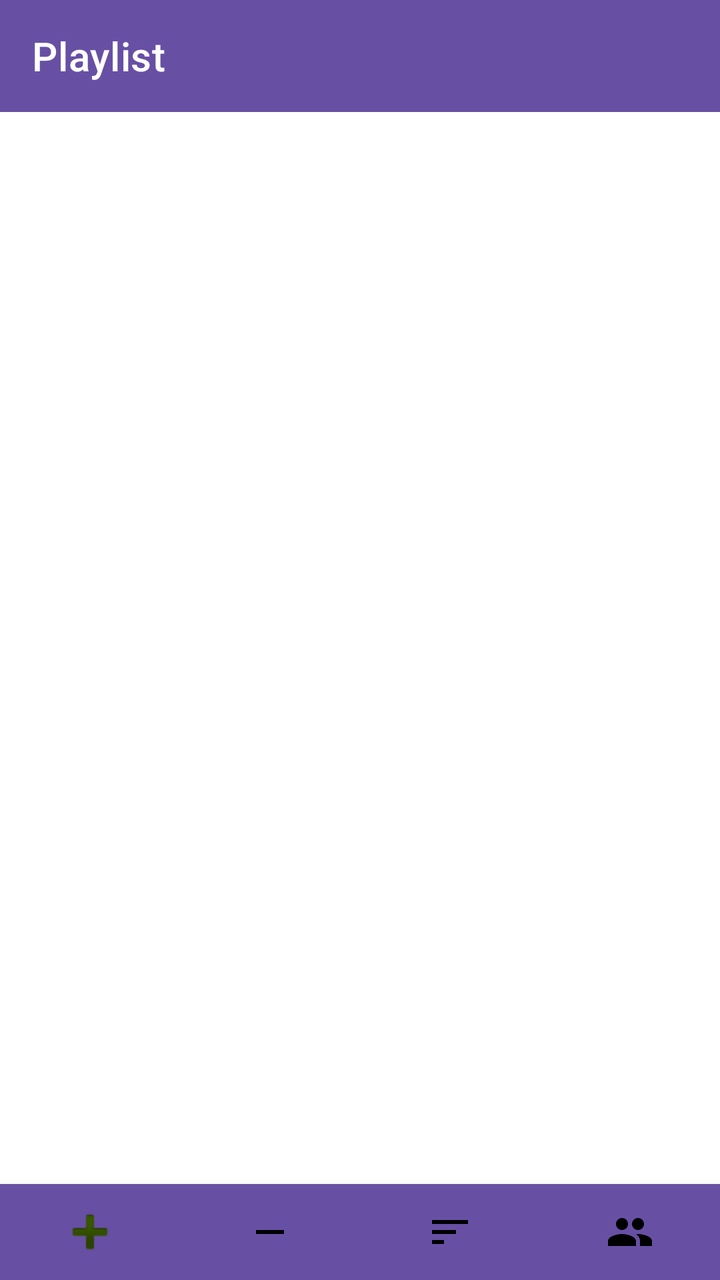
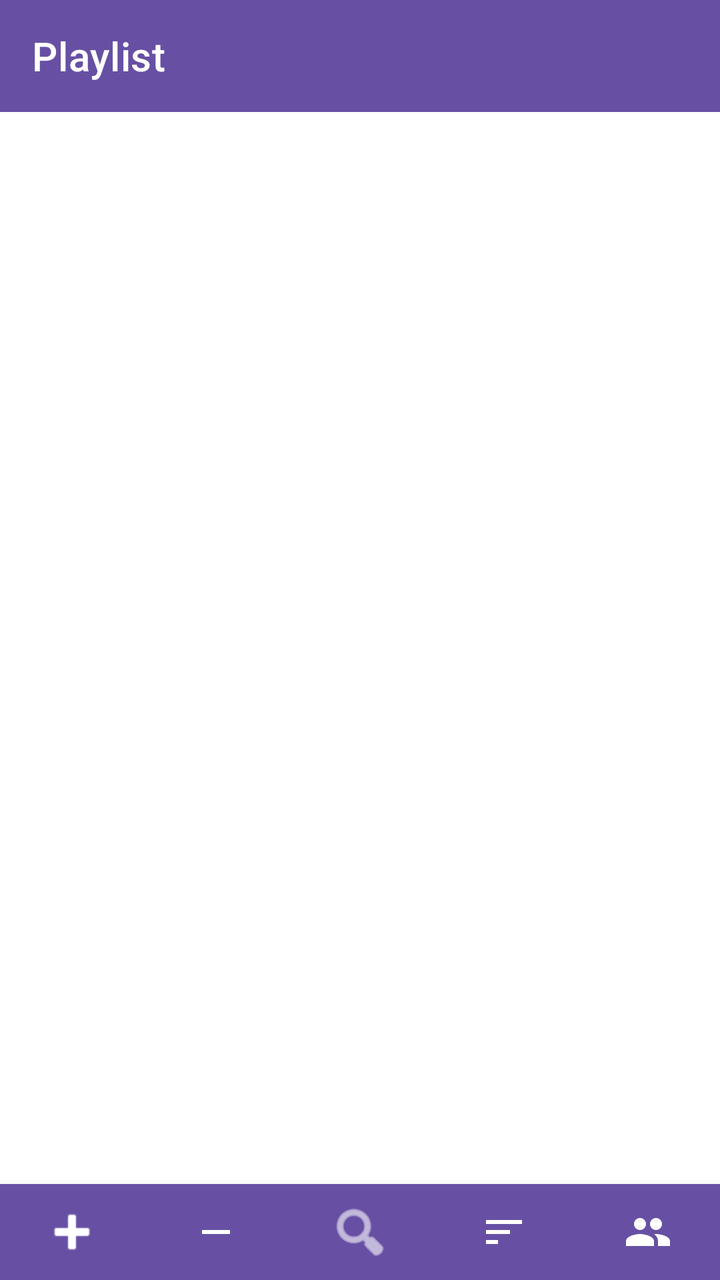

The first picture is an Android layout as it rendered before a commit; the second is the same layout after the commit. The layout source and the unified diff follow.
<!-- AndroidManifest.xml: application theme Theme.LibreAmp -->
<!-- res/layout/fragment_playlist.xml -->
<?xml version="1.0" encoding="utf-8"?>
<LinearLayout xmlns:android="http://schemas.android.com/apk/res/android"
    xmlns:app="http://schemas.android.com/apk/res-auto"
    android:layout_width="match_parent"
    android:layout_height="match_parent"
    android:orientation="vertical">

    <androidx.appcompat.widget.Toolbar
        android:id="@+id/toolbar"
        android:layout_width="match_parent"
        android:layout_height="?attr/actionBarSize"
        android:background="?attr/colorPrimary"
        app:title="@string/tab_playlist"
        app:titleTextColor="@android:color/white" />

    <androidx.recyclerview.widget.RecyclerView
        android:id="@+id/recycler_playlist"
        android:layout_width="match_parent"
        android:layout_height="0dp"
        android:layout_weight="1"
        android:clipToPadding="false" />

    <LinearLayout
        android:id="@+id/bottom_bar"
        android:layout_width="match_parent"
        android:layout_height="wrap_content"
        android:orientation="vertical"
        android:background="?attr/colorPrimary"
        android:elevation="8dp">

        <LinearLayout
            android:layout_width="match_parent"
            android:layout_height="wrap_content"
            android:orientation="horizontal">

            <ImageButton
                android:id="@+id/btn_add"
                android:layout_width="0dp"
                android:layout_height="48dp"
                android:layout_weight="1"
                android:background="?attr/selectableItemBackgroundBorderless"
                android:contentDescription="@string/action_add_files"
                android:padding="12dp"
                android:src="@android:drawable/ic_input_add"
                android:tint="@color/bottom_bar_icon_tint" />

            <ImageButton
                android:id="@+id/btn_remove"
                android:layout_width="0dp"
                android:layout_height="48dp"
                android:layout_weight="1"
                android:background="?attr/selectableItemBackgroundBorderless"
                android:contentDescription="@string/action_remove_mode"
                android:padding="12dp"
                android:src="@drawable/ic_remove"
                android:tint="@color/bottom_bar_icon_tint" />

            <ImageButton
                android:id="@+id/btn_sort"
                android:layout_width="0dp"
                android:layout_height="48dp"
                android:layout_weight="1"
                android:background="?attr/selectableItemBackgroundBorderless"
                android:contentDescription="@string/action_sort"
                android:padding="12dp"
                android:src="@drawable/ic_sort"
                android:tint="@color/bottom_bar_icon_tint" />

            <ImageButton
                android:id="@+id/btn_group"
                android:layout_width="0dp"
                android:layout_height="48dp"
                android:layout_weight="1"
                android:background="?attr/selectableItemBackgroundBorderless"
                android:contentDescription="@string/action_group"
                android:padding="12dp"
                android:src="@drawable/ic_group"
                android:tint="@color/bottom_bar_icon_tint" />

        </LinearLayout>

        <LinearLayout
            android:id="@+id/row_sort_by"
            android:layout_width="match_parent"
            android:layout_height="wrap_content"
            android:orientation="horizontal"
            android:gravity="center_vertical"
            android:paddingStart="16dp"
            android:paddingEnd="16dp"
            android:paddingBottom="10dp"
            android:visibility="gone">

            <TextView
                android:layout_width="wrap_content"
                android:layout_height="wrap_content"
                android:text="@string/hint_sort_by"
                android:textColor="@android:color/white" />

            <Spinner
                android:id="@+id/spinner_sort_by"
                android:layout_width="0dp"
                android:layout_height="wrap_content"
                android:layout_weight="1"
                android:layout_marginStart="8dp" />

        </LinearLayout>

        <LinearLayout
            android:id="@+id/row_group_by"
            android:layout_width="match_parent"
            android:layout_height="wrap_content"
            android:orientation="horizontal"
            android:gravity="center_vertical"
            android:paddingStart="16dp"
            android:paddingEnd="16dp"
            android:paddingBottom="10dp"
            android:visibility="gone">

            <TextView
                android:layout_width="wrap_content"
                android:layout_height="wrap_content"
                android:text="@string/hint_group_by"
                android:textColor="@android:color/white" />

            <Spinner
                android:id="@+id/spinner_group_by"
                android:layout_width="0dp"
                android:layout_height="wrap_content"
                android:layout_weight="1"
                android:layout_marginStart="8dp" />

        </LinearLayout>

    </LinearLayout>

</LinearLayout>
<!-- resources referenced by this layout -->
<resources>
  <!-- drawable ic_group (drawable) -->
  <?xml version="1.0" encoding="utf-8"?>
  <vector xmlns:android="http://schemas.android.com/apk/res/android"
      android:width="24dp"
      android:height="24dp"
      android:viewportWidth="24"
      android:viewportHeight="24">
      <path
          android:fillColor="#FF000000"
          android:pathData="M16,11c1.66,0 2.99,-1.34 2.99,-3S17.66,5 16,5c-1.66,0 -3,1.34 -3,3s1.34,3 3,3zM8,11c1.66,0 2.99,-1.34 2.99,-3S9.66,5 8,5C6.34,5 5,6.34 5,8s1.34,3 3,3zM8,13c-2.33,0 -7,1.17 -7,3.5L1,19h14v-2.5C15,14.17 10.33,13 8,13zM16,13c-0.29,0 -0.62,0.02 -0.97,0.05 1.16,0.84 1.97,1.97 1.97,3.45L17,19h6v-2.5C23,14.17 18.33,13 16,13z" />
  </vector>
  <!-- drawable ic_remove (drawable) -->
  <?xml version="1.0" encoding="utf-8"?>
  <vector xmlns:android="http://schemas.android.com/apk/res/android"
      android:width="24dp"
      android:height="24dp"
      android:viewportWidth="24"
      android:viewportHeight="24">
      <path
          android:fillColor="#FF000000"
          android:pathData="M19,13H5v-2h14v2z" />
  </vector>
  <!-- drawable ic_sort (drawable) -->
  <?xml version="1.0" encoding="utf-8"?>
  <vector xmlns:android="http://schemas.android.com/apk/res/android"
      android:width="24dp"
      android:height="24dp"
      android:viewportWidth="24"
      android:viewportHeight="24">
      <path
          android:fillColor="#FF000000"
          android:pathData="M3,18h6v-2H3v2zM3,6v2h18V6H3zM3,13h12v-2H3v2z" />
  </vector>
  <string name="action_add_files">Add files</string>
  <string name="action_group">Group</string>
  <string name="action_remove_mode">Remove</string>
  <string name="action_sort">Sort</string>
  <string name="hint_group_by">Group by:</string>
  <string name="hint_sort_by">Sort by:</string>
  <string name="tab_playlist">Playlist</string>
  <style name="Theme.LibreAmp" parent="Theme.MaterialComponents.DayNight.NoActionBar">
          <item name="colorPrimary">#6750A4</item>
          <item name="colorPrimaryDark">#4F378B</item>
          <item name="colorAccent">#D0BCFF</item>
      </style>
</resources>

<!-- the commit's change to res/layout/fragment_playlist.xml (unified diff, before → after) -->
@@ -13,123 +13,115 @@
         app:title="@string/tab_playlist"
         app:titleTextColor="@android:color/white" />
 
+    <LinearLayout
+        android:id="@+id/row_search"
+        android:layout_width="match_parent"
+        android:layout_height="wrap_content"
+        android:background="?attr/colorPrimary"
+        android:gravity="center_vertical"
+        android:orientation="horizontal"
+        android:paddingStart="16dp"
+        android:paddingEnd="8dp"
+        android:paddingBottom="8dp"
+        android:visibility="gone">
+
+        <EditText
+            android:id="@+id/edit_search"
+            android:layout_width="0dp"
+            android:layout_height="wrap_content"
+            android:layout_weight="1"
+            android:hint="@string/search_hint"
+            android:imeOptions="actionSearch"
+            android:inputType="text"
+            android:maxLines="1"
+            android:textColor="@android:color/white"
+            android:textColorHint="#99FFFFFF"
+            android:importantForAutofill="no" />
+
+        <ImageButton
+            android:id="@+id/btn_close_search"
+            android:layout_width="40dp"
+            android:layout_height="40dp"
+            android:background="?attr/selectableItemBackgroundBorderless"
+            android:contentDescription="@string/action_close_search"
+            android:src="@android:drawable/ic_menu_close_clear_cancel"
+            android:tint="@android:color/white" />
+    </LinearLayout>
+
     <androidx.recyclerview.widget.RecyclerView
         android:id="@+id/recycler_playlist"
         android:layout_width="match_parent"
         android:layout_height="0dp"
         android:layout_weight="1"
-        android:clipToPadding="false" />
+        android:clipToPadding="false"
+        app:fastScrollEnabled="true"
+        app:fastScrollHorizontalThumbDrawable="@drawable/fast_scroll_thumb"
+        app:fastScrollHorizontalTrackDrawable="@drawable/fast_scroll_track"
+        app:fastScrollVerticalThumbDrawable="@drawable/fast_scroll_thumb"
+        app:fastScrollVerticalTrackDrawable="@drawable/fast_scroll_track" />
 
     <LinearLayout
         android:id="@+id/bottom_bar"
         android:layout_width="match_parent"
         android:layout_height="wrap_content"
-        android:orientation="vertical"
+        android:orientation="horizontal"
         android:background="?attr/colorPrimary"
         android:elevation="8dp">
 
-        <LinearLayout
-            android:layout_width="match_parent"
-            android:layout_height="wrap_content"
-            android:orientation="horizontal">
+        <ImageButton
+            android:id="@+id/btn_add"
+            android:layout_width="0dp"
+            android:layout_height="48dp"
+            android:layout_weight="1"
+            android:background="?attr/selectableItemBackgroundBorderless"
+            android:contentDescription="@string/action_add_files"
+            android:padding="12dp"
+            android:src="@android:drawable/ic_input_add"
+            android:tint="@color/bottom_bar_icon_tint" />
 
-            <ImageButton
-                android:id="@+id/btn_add"
-                android:layout_width="0dp"
-                android:layout_height="48dp"
-                android:layout_weight="1"
-                android:background="?attr/selectableItemBackgroundBorderless"
-                android:contentDescription="@string/action_add_files"
-                android:padding="12dp"
-                android:src="@android:drawable/ic_input_add"
-                android:tint="@color/bottom_bar_icon_tint" />
+        <ImageButton
+            android:id="@+id/btn_remove"
+            android:layout_width="0dp"
+            android:layout_height="48dp"
+            android:layout_weight="1"
+            android:background="?attr/selectableItemBackgroundBorderless"
+            android:contentDescription="@string/action_remove_mode"
+            android:padding="12dp"
+            android:src="@drawable/ic_remove"
+            android:tint="@color/bottom_bar_icon_tint" />
 
-            <ImageButton
-                android:id="@+id/btn_remove"
-                android:layout_width="0dp"
-                android:layout_height="48dp"
-                android:layout_weight="1"
-                android:background="?attr/selectableItemBackgroundBorderless"
-                android:contentDescription="@string/action_remove_mode"
-                android:padding="12dp"
-                android:src="@drawable/ic_remove"
-                android:tint="@color/bottom_bar_icon_tint" />
+        <ImageButton
+            android:id="@+id/btn_search"
+            android:layout_width="0dp"
+            android:layout_height="48dp"
+            android:layout_weight="1"
+            android:background="?attr/selectableItemBackgroundBorderless"
+            android:contentDescription="@string/action_search"
+            android:padding="12dp"
+            android:src="@android:drawable/ic_menu_search"
+            android:tint="@color/bottom_bar_icon_tint" />
 
-            <ImageButton
-                android:id="@+id/btn_sort"
-                android:layout_width="0dp"
-                android:layout_height="48dp"
-                android:layout_weight="1"
-                android:background="?attr/selectableItemBackgroundBorderless"
-                android:contentDescription="@string/action_sort"
-                android:padding="12dp"
-                android:src="@drawable/ic_sort"
-                android:tint="@color/bottom_bar_icon_tint" />
+        <ImageButton
+            android:id="@+id/btn_sort"
+            android:layout_width="0dp"
+            android:layout_height="48dp"
+            android:layout_weight="1"
+            android:background="?attr/selectableItemBackgroundBorderless"
+            android:contentDescription="@string/action_sort"
+            android:padding="12dp"
+            android:src="@drawable/ic_sort"
+            android:tint="@color/bottom_bar_icon_tint" />
 
-            <ImageButton
-                android:id="@+id/btn_group"
-                android:layout_width="0dp"
-                android:layout_height="48dp"
-                android:layout_weight="1"
-                android:background="?attr/selectableItemBackgroundBorderless"
-                android:contentDescription="@string/action_group"
-                android:padding="12dp"
-                android:src="@drawable/ic_group"
-                android:tint="@color/bottom_bar_icon_tint" />
-
-        </LinearLayout>
-
-        <LinearLayout
-            android:id="@+id/row_sort_by"
-            android:layout_width="match_parent"
-            android:layout_height="wrap_content"
-            android:orientation="horizontal"
-            android:gravity="center_vertical"
-            android:paddingStart="16dp"
-            android:paddingEnd="16dp"
-            android:paddingBottom="10dp"
-            android:visibility="gone">
-
-            <TextView
-                android:layout_width="wrap_content"
-                android:layout_height="wrap_content"
-                android:text="@string/hint_sort_by"
-                android:textColor="@android:color/white" />
-
-            <Spinner
-                android:id="@+id/spinner_sort_by"
-                android:layout_width="0dp"
-                android:layout_height="wrap_content"
-                android:layout_weight="1"
-                android:layout_marginStart="8dp" />
-
-        </LinearLayout>
-
-        <LinearLayout
-            android:id="@+id/row_group_by"
-            android:layout_width="match_parent"
-            android:layout_height="wrap_content"
-            android:orientation="horizontal"
-            android:gravity="center_vertical"
-            android:paddingStart="16dp"
-            android:paddingEnd="16dp"
-            android:paddingBottom="10dp"
-            android:visibility="gone">
-
-            <TextView
-                android:layout_width="wrap_content"
-                android:layout_height="wrap_content"
-                android:text="@string/hint_group_by"
-                android:textColor="@android:color/white" />
-
-            <Spinner
-                android:id="@+id/spinner_group_by"
-                android:layout_width="0dp"
-                android:layout_height="wrap_content"
-                android:layout_weight="1"
-                android:layout_marginStart="8dp" />
-
-        </LinearLayout>
+        <ImageButton
+            android:id="@+id/btn_group"
+            android:layout_width="0dp"
+            android:layout_height="48dp"
+            android:layout_weight="1"
+            android:background="?attr/selectableItemBackgroundBorderless"
+            android:contentDescription="@string/action_group"
+            android:padding="12dp"
+            android:src="@drawable/ic_group"
+            android:tint="@color/bottom_bar_icon_tint" />
 
     </LinearLayout>
 
<!-- resource entries referenced after the edit -->
@@ -1,5 +1,30 @@
 <!-- resources referenced by this layout -->
 <resources>
+  <!-- drawable fast_scroll_thumb (drawable) -->
+  <?xml version="1.0" encoding="utf-8"?>
+  <selector xmlns:android="http://schemas.android.com/apk/res/android">
+      <item android:state_pressed="true">
+          <shape android:shape="rectangle">
+              <size android:width="10dp" android:height="10dp" />
+              <solid android:color="#D0BCFF" />
+              <corners android:radius="5dp" />
+          </shape>
+      </item>
+      <item>
+          <shape android:shape="rectangle">
+              <size android:width="10dp" android:height="10dp" />
+              <solid android:color="#996750A4" />
+              <corners android:radius="5dp" />
+          </shape>
+      </item>
+  </selector>
+  <!-- drawable fast_scroll_track (drawable) -->
+  <?xml version="1.0" encoding="utf-8"?>
+  <shape xmlns:android="http://schemas.android.com/apk/res/android"
+      android:shape="rectangle">
+      <size android:width="10dp" android:height="10dp" />
+      <solid android:color="#1F000000" />
+  </shape>
   <!-- drawable ic_group (drawable) -->
   <?xml version="1.0" encoding="utf-8"?>
   <vector xmlns:android="http://schemas.android.com/apk/res/android"
@@ -34,11 +59,12 @@
           android:pathData="M3,18h6v-2H3v2zM3,6v2h18V6H3zM3,13h12v-2H3v2z" />
   </vector>
   <string name="action_add_files">Add files</string>
+  <string name="action_close_search">Close search</string>
   <string name="action_group">Group</string>
   <string name="action_remove_mode">Remove</string>
+  <string name="action_search">Search</string>
   <string name="action_sort">Sort</string>
-  <string name="hint_group_by">Group by:</string>
-  <string name="hint_sort_by">Sort by:</string>
+  <string name="search_hint">Search title, artist, album, file</string>
   <string name="tab_playlist">Playlist</string>
   <style name="Theme.LibreAmp" parent="Theme.MaterialComponents.DayNight.NoActionBar">
           <item name="colorPrimary">#6750A4</item>
